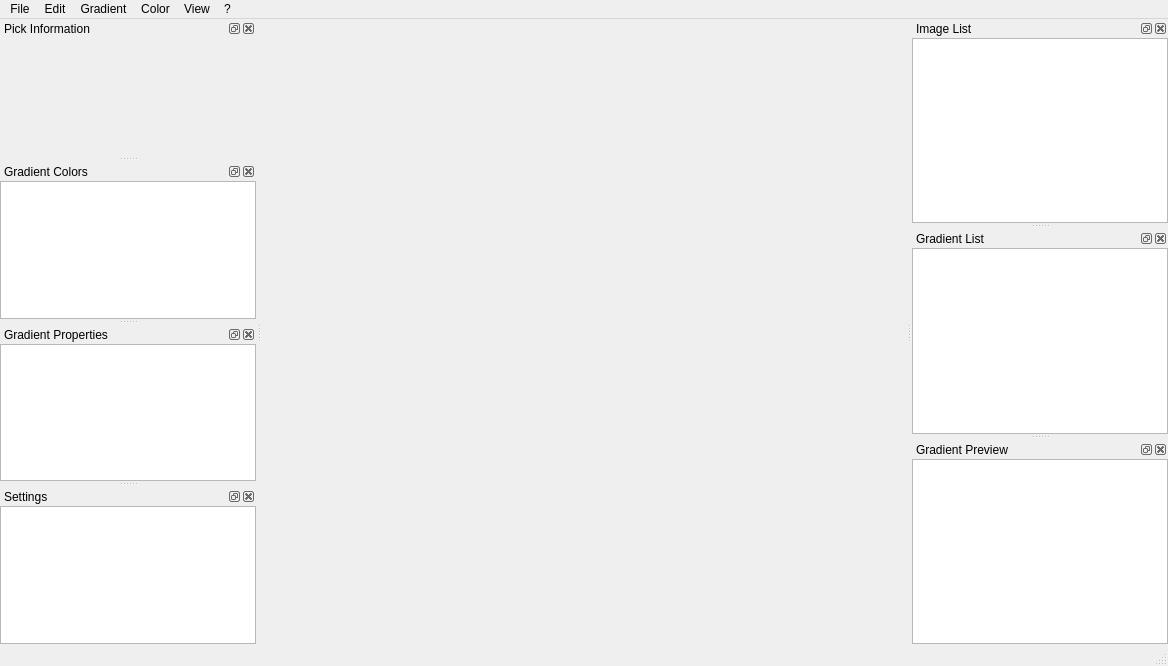
Above: imagecolorpicker/widgets/mainwindow/mainwindow.ui from LeStahL/ImageColorPicker before the change. Below: the same form after it.
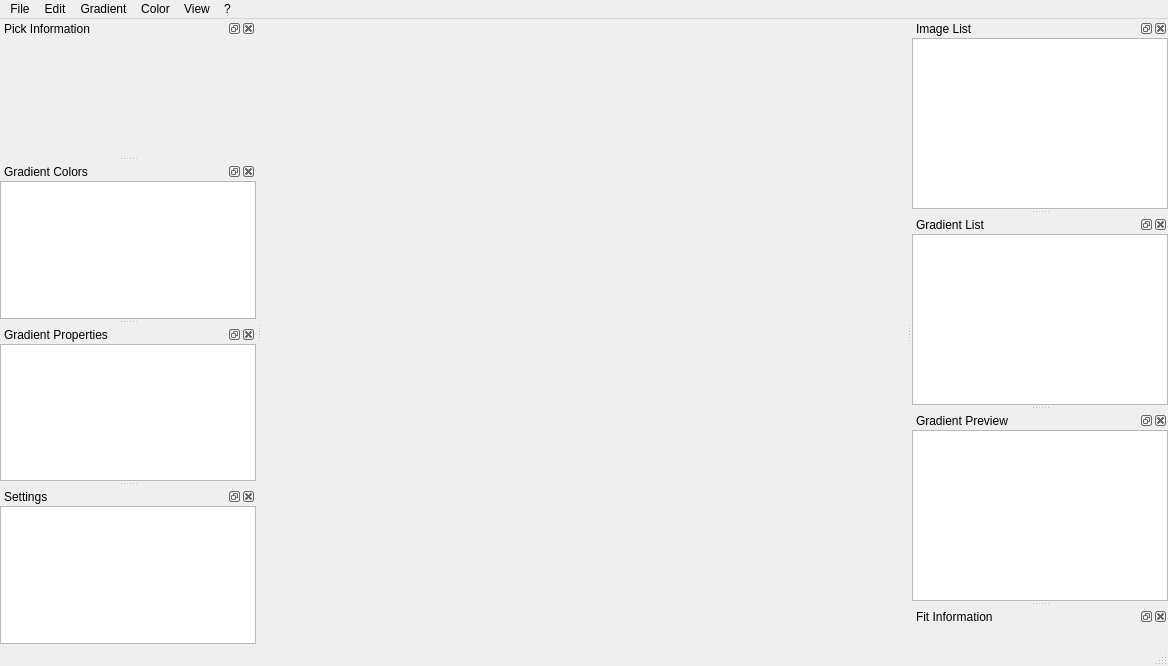
That is the form after the change. Custom widgets are drawn as their Qt base class.

Diff of the .ui file:
```diff
--- a/imagecolorpicker/widgets/mainwindow/mainwindow.ui
+++ b/imagecolorpicker/widgets/mainwindow/mainwindow.ui
@@ -344,6 +344,17 @@
     </layout>
    </widget>
   </widget>
+  <widget class="QDockWidget" name="dockWidget_2">
+   <property name="windowTitle">
+    <string>Fit Information</string>
+   </property>
+   <attribute name="dockWidgetArea">
+    <number>2</number>
+   </attribute>
+   <widget class="QWidget" name="dockWidgetContents_2">
+    <layout class="QVBoxLayout" name="verticalLayout_9"/>
+   </widget>
+  </widget>
   <action name="actionOpen">
    <property name="text">
     <string>Open</string>
```
